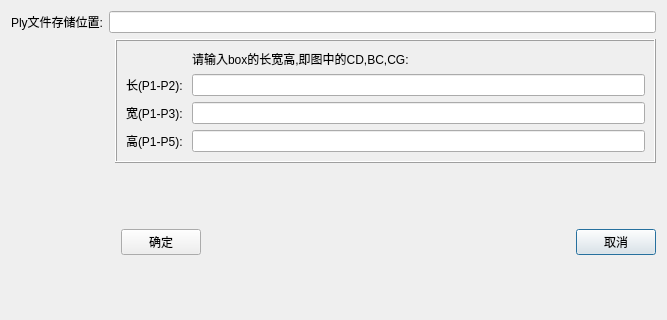
Qt form src/EvisionPolyTracker/CreateCubePoly.ui (jiafeng5513/Evision) before a commit.
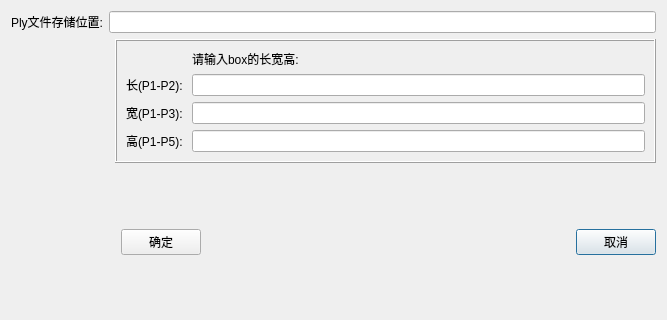
The same form after that commit. Icons and pictures are not drawn.

The edit to the form file:
```diff
--- a/src/EvisionPolyTracker/CreateCubePoly.ui
+++ b/src/EvisionPolyTracker/CreateCubePoly.ui
@@ -52,7 +52,7 @@
       <item row="1" column="1" colspan="2">
        <widget class="QLabel" name="label_2">
         <property name="text">
-         <string>请输入box的长宽高,即图中的CD,BC,CG:</string>
+         <string>请输入box的长宽高:</string>
         </property>
        </widget>
       </item>
```
